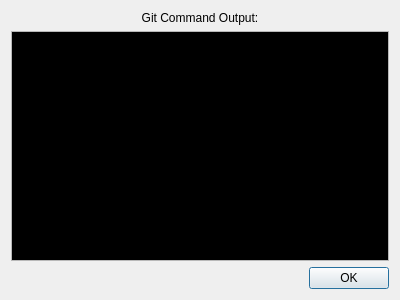
git-cola/git-cola, file ui/ugitCommandDialog.ui: the form before one commit.
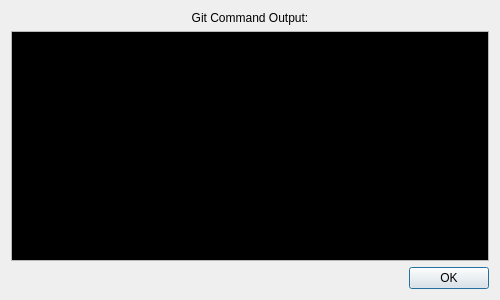
The form after the commit.

What changed in the file:
```diff
--- a/ui/ugitCommandDialog.ui
+++ b/ui/ugitCommandDialog.ui
@@ -5,7 +5,7 @@
    <rect>
     <x>0</x>
     <y>0</y>
-    <width>400</width>
+    <width>500</width>
     <height>300</height>
    </rect>
   </property>
```
